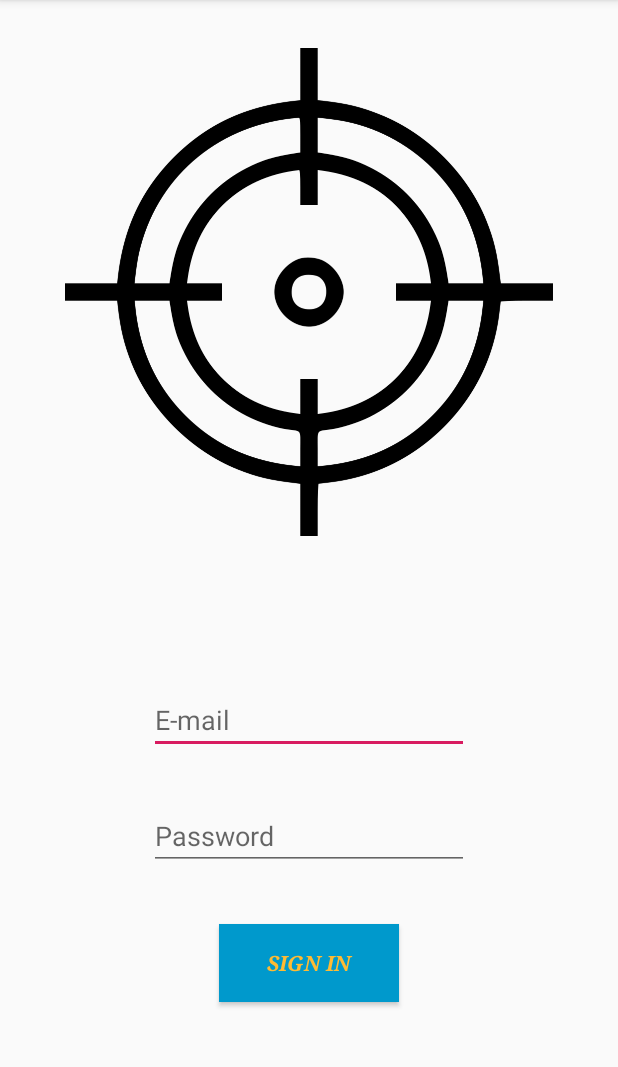
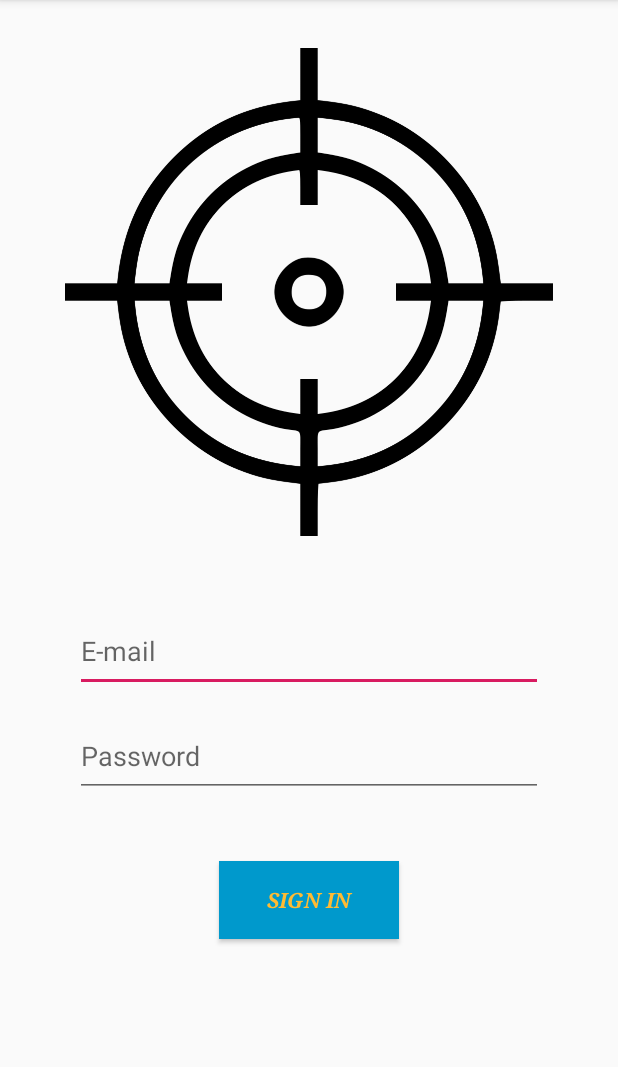
Before and after one commit to endokagi/Mobile_Project3, an Android app: the screen it shows after launch (MainActivity), on a phone screen of 412 x 824 dp, the part 84-1151 px from its top. Run offline under Robolectric (Android 15) with nearby library versions, the phone set to English and light mode, and no system bars; our stand-ins replace Firebase (no records; nobody signed in at launch, a user with empty details on screens opened directly).

Commit message:
add login with firebase

```diff
--- a/app/build.gradle
+++ b/app/build.gradle
@@ -26,4 +26,6 @@ dependencies {
     testImplementation 'junit:junit:4.12'
     androidTestImplementation 'androidx.test.ext:junit:1.1.0'
     androidTestImplementation 'androidx.test.espresso:espresso-core:3.1.1'
+    implementation 'com.google.firebase:firebase-auth:19.2.0'
+    implementation 'com.google.firebase:firebase-firestore:21.3.0'
 }
--- a/app/src/main/AndroidManifest.xml
+++ b/app/src/main/AndroidManifest.xml
@@ -9,6 +9,7 @@
         android:roundIcon="@mipmap/ic_launcher_round"
         android:supportsRtl="true"
         android:theme="@style/AppTheme">
+        <activity android:name=".ListActivity"></activity>
         <activity android:name=".MainActivity">
             <intent-filter>
                 <action android:name="android.intent.action.MAIN" />
--- a/app/src/main/java/com/witthawat/target_food/MainActivity.java
+++ b/app/src/main/java/com/witthawat/target_food/MainActivity.java
@@ -1,14 +1,98 @@
 package com.witthawat.target_food;
 
+import androidx.annotation.NonNull;
 import androidx.appcompat.app.AppCompatActivity;
 
 import android.os.Bundle;
+import android.util.Log;
+import android.view.View;
+import android.widget.TextView;
+import android.widget.Toast;
+
+import com.google.android.gms.tasks.OnCompleteListener;
+import com.google.android.gms.tasks.Task;
+import com.google.firebase.auth.AuthResult;
+import com.google.firebase.auth.FirebaseAuth;
+import com.google.firebase.auth.FirebaseUser;
+import com.google.firebase.firestore.FirebaseFirestore;
+import com.google.firebase.firestore.QueryDocumentSnapshot;
+import com.google.firebase.firestore.QuerySnapshot;
 
 public class MainActivity extends AppCompatActivity {
+
+    private FirebaseAuth mAuth;
 
     @Override
     protected void onCreate(Bundle savedInstanceState) {
         super.onCreate(savedInstanceState);
         setContentView(R.layout.activity_main);
+        mAuth = FirebaseAuth.getInstance();
+        FoodDeliveryApp();
+    }
+
+    private void FoodDeliveryApp(){
+        final String TAG = "Food-delivery-app";
+        FirebaseFirestore db = FirebaseFirestore.getInstance();
+        db.collection("restaurant")
+                .get()
+                .addOnCompleteListener(new OnCompleteListener<QuerySnapshot>() {
+                    @Override
+                    public void onComplete(@NonNull Task<QuerySnapshot> task) {
+                        if (task.isSuccessful()) {
+                            for (QueryDocumentSnapshot document : task.getResult()) {
+                                Log.d(TAG, document.getId() + " => " + document.getData());
+                            }
+                        } else {
+                            Log.w(TAG, "Error getting documents.", task.getException());
+                        }
+                    }
+                });
+    }
+
+    public void signInClick(View view){
+        final String TAG = "signInClick";
+        String email = ((TextView)findViewById(R.id.editText)).getText().toString();
+        String password = ((TextView)findViewById(R.id.editText2)).getText().toString();
+        mAuth.signInWithEmailAndPassword(email, password)
+                .addOnCompleteListener(this, new OnCompleteListener<AuthResult>() {
+                    @Override
+                    public void onComplete(@NonNull Task<AuthResult> task) {
+                        if (task.isSuccessful()) {
+                            // Sign in success, update UI with the signed-in user's information
+                            Log.d(TAG, "signInWithEmail:success");
+                            FirebaseUser user = mAuth.getCurrentUser();
+                            updateUI(user);
+                        } else {
+                            // If sign in fails, display a message to the user.
+                            Log.w(TAG, "signInWithEmail:failure", task.getException());
+                            Toast.makeText(MainActivity.this, "Authentication failed.",
+                                    Toast.LENGTH_SHORT).show();
+                            updateUI(null);
+                        }
+                    }
+                });
+    }
+
+    @Override
+    public void onStart() {
+        super.onStart();
+        // Check if user is signed in (non-null) and update UI accordingly.
+        FirebaseUser currentUser = mAuth.getCurrentUser();
+        if(currentUser != null){
+            updateUI(currentUser);
+        }
+    }
+
+    public void updateUI(FirebaseUser currentUser){
+        final String TAG = "updateUI";
+        TextView loginName = findViewById(R.id.textView);
+        if(currentUser != null){
+            Log.d(TAG, currentUser.getEmail());
+
+            loginName.setText(currentUser.getEmail());
+        }
+        else{
+            loginName.setText("wasd");
+        }
     }
 }
--- a/app/src/main/res/layout/activity_main.xml
+++ b/app/src/main/res/layout/activity_main.xml
@@ -14,15 +14,17 @@
         app:layout_constraintEnd_toEndOf="parent"
         app:layout_constraintStart_toStartOf="parent"
         app:layout_constraintTop_toTopOf="parent"
-        app:srcCompat="@drawable/target" />
+        app:srcCompat="@drawable/target"
+        android:contentDescription="TODO" />
 
     <Button
         android:id="@+id/button"
         android:layout_width="120dp"
         android:layout_height="52dp"
-        android:layout_marginBottom="64dp"
+        android:layout_marginBottom="100dp"
         android:background="@android:color/holo_blue_dark"
         android:fontFamily="serif"
+        android:onClick="signInClick"
         android:text="@string/signin_btn"
         android:textAllCaps="true"
         android:textColor="@android:color/holo_orange_light"
@@ -35,9 +37,10 @@
 
     <EditText
         android:id="@+id/editText"
-        android:layout_width="wrap_content"
-        android:layout_height="wrap_content"
-        android:layout_marginTop="100dp"
+        android:layout_width="312dp"
+        android:layout_height="54dp"
+        android:layout_marginTop="50dp"
+        android:autofillHints=""
         android:ems="10"
         android:hint="@string/email"
         android:inputType="textEmailAddress"
@@ -47,13 +50,22 @@
 
     <EditText
         android:id="@+id/editText2"
-        android:layout_width="wrap_content"
-        android:layout_height="wrap_content"
-        android:layout_marginTop="32dp"
+        android:layout_width="312dp"
+        android:layout_height="54dp"
+        android:layout_marginTop="16dp"
         android:ems="10"
         android:hint="@string/pass"
         android:inputType="textPassword"
         app:layout_constraintEnd_toEndOf="parent"
         app:layout_constraintStart_toStartOf="parent"
         app:layout_constraintTop_toBottomOf="@+id/editText" />
+
+    <TextView
+        android:id="@+id/textView"
+        android:layout_width="297dp"
+        android:layout_height="51dp"
+        android:layout_marginTop="24dp"
+        app:layout_constraintEnd_toEndOf="parent"
+        app:layout_constraintStart_toStartOf="parent"
+        app:layout_constraintTop_toBottomOf="@+id/button" />
 </androidx.constraintlayout.widget.ConstraintLayout>
```
Also changed, not shown: app/src/main/java/com/witthawat/target_food/ListActivity.java (added, +14 -0 lines), app/src/main/res/layout/activity_list.xml (added, +9 -0 lines).
